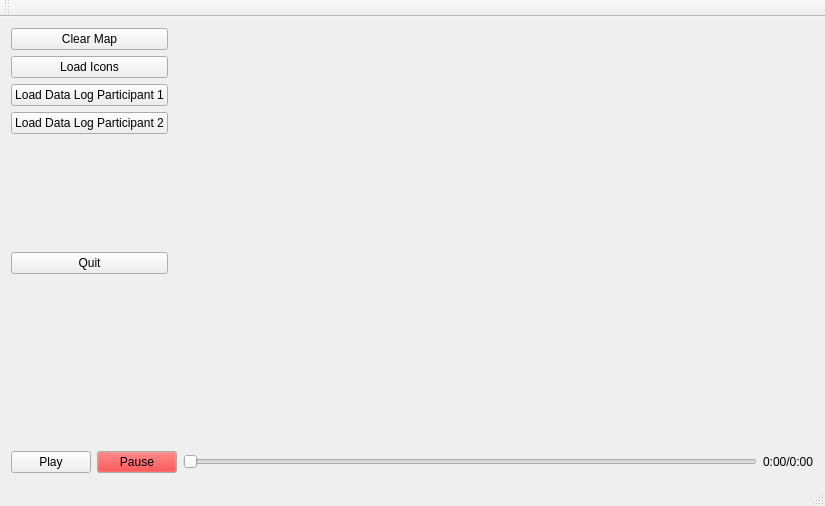
The window that CoMapOviPlayer/mainwindow.ui (lewkoo/CoMapScalePlayer) describes before a commit, drawn with Qt 5.
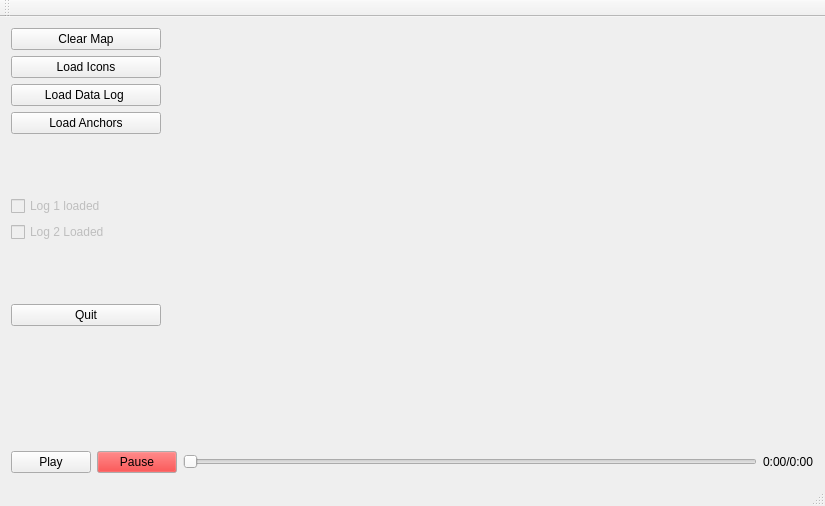
The same window after the commit.

```diff
--- a/CoMapOviPlayer/mainwindow.ui
+++ b/CoMapOviPlayer/mainwindow.ui
@@ -118,14 +118,14 @@
         <item>
          <widget class="QPushButton" name="btnLoadLogFile">
           <property name="text">
-           <string>Load Data Log Participant 1</string>
+           <string>Load Data Log </string>
           </property>
          </widget>
         </item>
         <item>
          <widget class="QPushButton" name="btnLoadLogFile2">
           <property name="text">
-           <string>Load Data Log Participant 2</string>
+           <string>Load Anchors</string>
           </property>
          </widget>
         </item>
@@ -148,6 +148,50 @@
           </property>
          </widget>
         </item>
+        <item>
+         <widget class="QCheckBox" name="Log1loaded">
+          <property name="enabled">
+           <bool>false</bool>
+          </property>
+          <property name="toolTip">
+           <string extracomment="Displays if the file 1 has been loaded"/>
+          </property>
+          <property name="text">
+           <string>Log 1 loaded</string>
+          </property>
+          <property name="shortcut">
+           <string/>
+          </property>
+          <property name="checkable">
+           <bool>true</bool>
+          </property>
+         </widget>
+        </item>
+        <item>
+         <widget class="QCheckBox" name="Log2loaded">
+          <property name="enabled">
+           <bool>false</bool>
+          </property>
+          <property name="mouseTracking">
+           <bool>true</bool>
+          </property>
+          <property name="text">
+           <string>Log 2 Loaded</string>
+          </property>
+          <property name="shortcut">
+           <string/>
+          </property>
+          <property name="checkable">
+           <bool>true</bool>
+          </property>
+          <property name="autoExclusive">
+           <bool>false</bool>
+          </property>
+          <property name="tristate">
+           <bool>false</bool>
+          </property>
+         </widget>
+        </item>
         <item>
          <widget class="QLabel" name="lblNumSteps">
           <property name="enabled">
```
Left out of the diff: 28 changed lines with no effect on the pictures.
